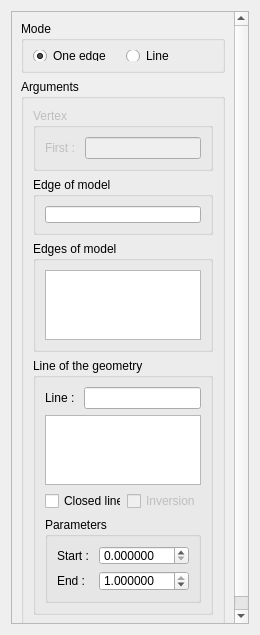
Old version of the form src/HEXABLOCKGUI/EdgeAssoc_QTD.ui in the repository SalomePlatform/hexablock.
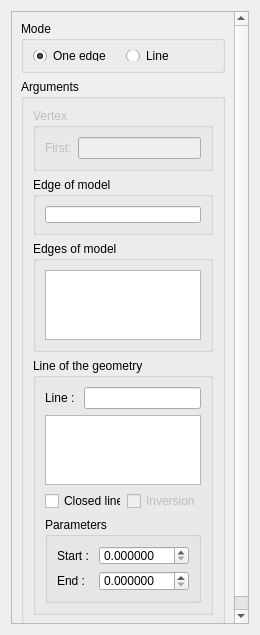
New version of the form.

Diff of the .ui file:
```diff
--- a/src/HEXABLOCKGUI/EdgeAssoc_QTD.ui
+++ b/src/HEXABLOCKGUI/EdgeAssoc_QTD.ui
@@ -47,9 +47,9 @@
       <property name="geometry">
        <rect>
         <x>0</x>
-        <y>0</y>
+        <y>-5</y>
         <width>223</width>
-        <height>620</height>
+        <height>618</height>
        </rect>
       </property>
       <layout class="QVBoxLayout" name="verticalLayout_2">
@@ -120,30 +120,16 @@
             <property name="title">
              <string>Vertex</string>
             </property>
-            <layout class="QHBoxLayout" name="horizontalLayout_5">
-             <item>
-              <layout class="QFormLayout" name="formLayout_2">
-               <item row="0" column="0">
-                <widget class="QLabel" name="label">
-                 <property name="text">
-                  <string>First : </string>
-                 </property>
-                </widget>
-               </item>
-               <item row="0" column="1">
-                <widget class="QLineEdit" name="first_vex_le">
-                 <property name="sizePolicy">
-                  <sizepolicy hsizetype="Minimum" vsizetype="Fixed">
-                   <horstretch>0</horstretch>
-                   <verstretch>0</verstretch>
-                  </sizepolicy>
-                 </property>
-                 <property name="readOnly">
-                  <bool>false</bool>
-                 </property>
-                </widget>
-               </item>
-              </layout>
+            <layout class="QFormLayout" name="formLayout_2">
+             <item row="0" column="0">
+              <widget class="QLabel" name="label">
+               <property name="text">
+                <string>First:</string>
+               </property>
+              </widget>
+             </item>
+             <item row="0" column="1">
+              <widget class="QLineEdit" name="first_vex_le"/>
              </item>
             </layout>
            </widget>
@@ -339,9 +325,6 @@
                   <property name="singleStep">
                    <double>0.010000000000000</double>
                   </property>
-                  <property name="value">
-                   <double>1.000000000000000</double>
-                  </property>
                  </widget>
                 </item>
                </layout>
```
Left out of the diff: 56 changed lines with no effect on the pictures.
